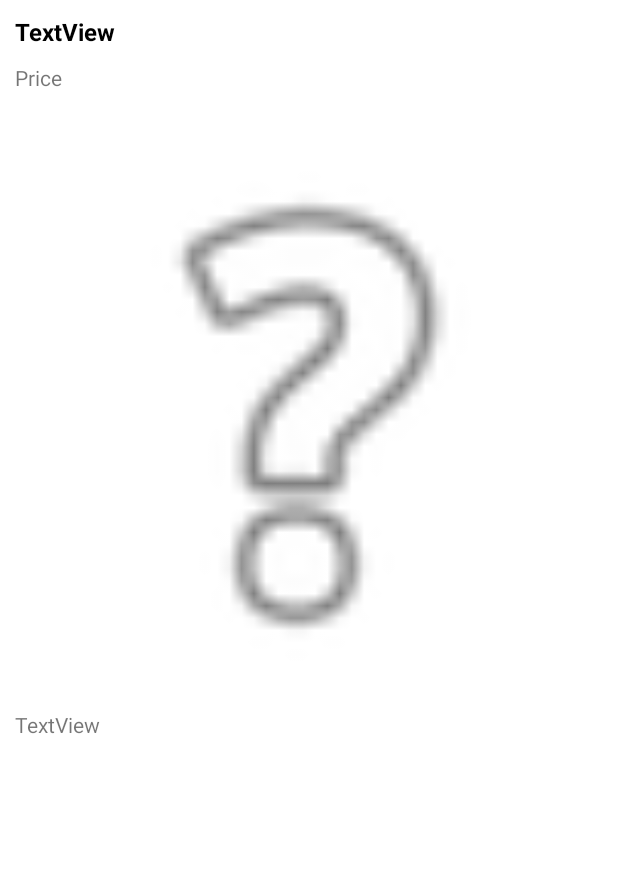
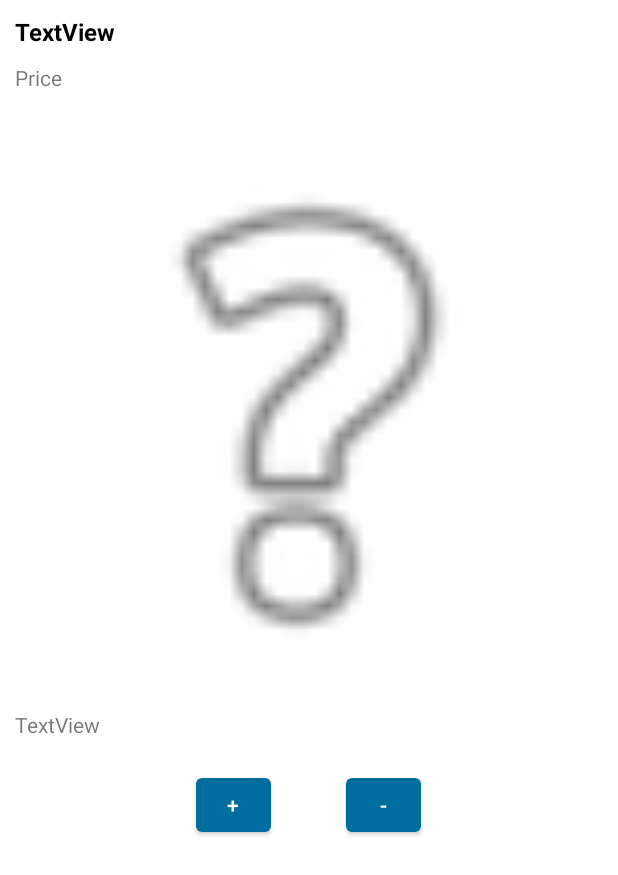
Before and after one commit to Yumi-Go/PMD-Assignment2, an Android app: the layout fragment_menu_detail.xml on its own in the app's theme, with its tools: preview values and no code run, on a phone screen of 412 x 824 dp. Shown: the top 875 px of the screen. Run offline under Robolectric (Android 15) with nearby library versions, the phone set to English and light mode, and no system bars.

Commit message:
Menu detail page quantity succeed

```diff
--- a/app/src/main/res/layout/fragment_menu_detail.xml
+++ b/app/src/main/res/layout/fragment_menu_detail.xml
@@ -44,7 +44,31 @@
             android:layout_marginBottom="20dp"
             android:text="TextView" />
 
+        <LinearLayout
+            android:layout_width="match_parent"
+            android:layout_height="match_parent"
+            android:orientation="horizontal"
+            android:gravity="center">
 
+            <Button
+                android:id="@+id/btn_plus"
+                android:layout_width="50dp"
+                android:layout_height="wrap_content"
+                android:text="+" />
+
+            <TextView
+                android:id="@+id/quantityTv"
+                android:layout_width="50dp"
+                android:layout_height="wrap_content"
+                android:gravity="center_horizontal|center_vertical"
+                android:text="" />
+
+            <Button
+                android:id="@+id/btn_minus"
+                android:layout_width="50dp"
+                android:layout_height="wrap_content"
+                android:text="-" />
+        </LinearLayout>
 
 
     </LinearLayout>
```
Also changed, not shown: app/src/main/java/com/example/assignment2/View/Menu/MenuDetailFragment.java (+32 -6 lines).
